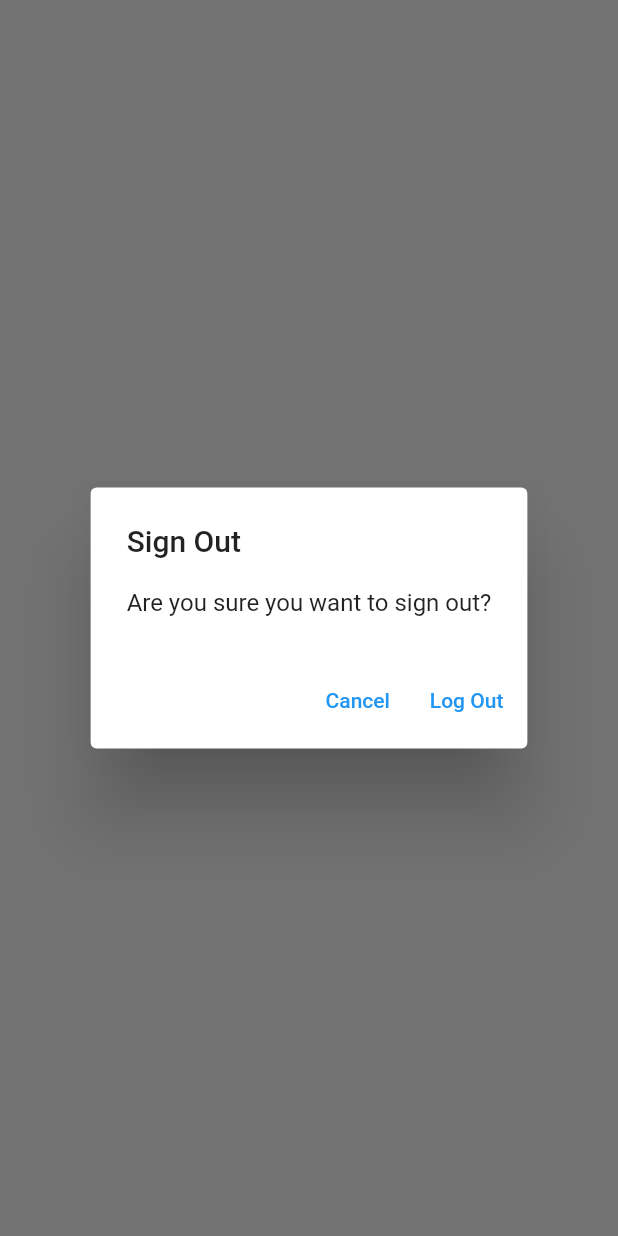
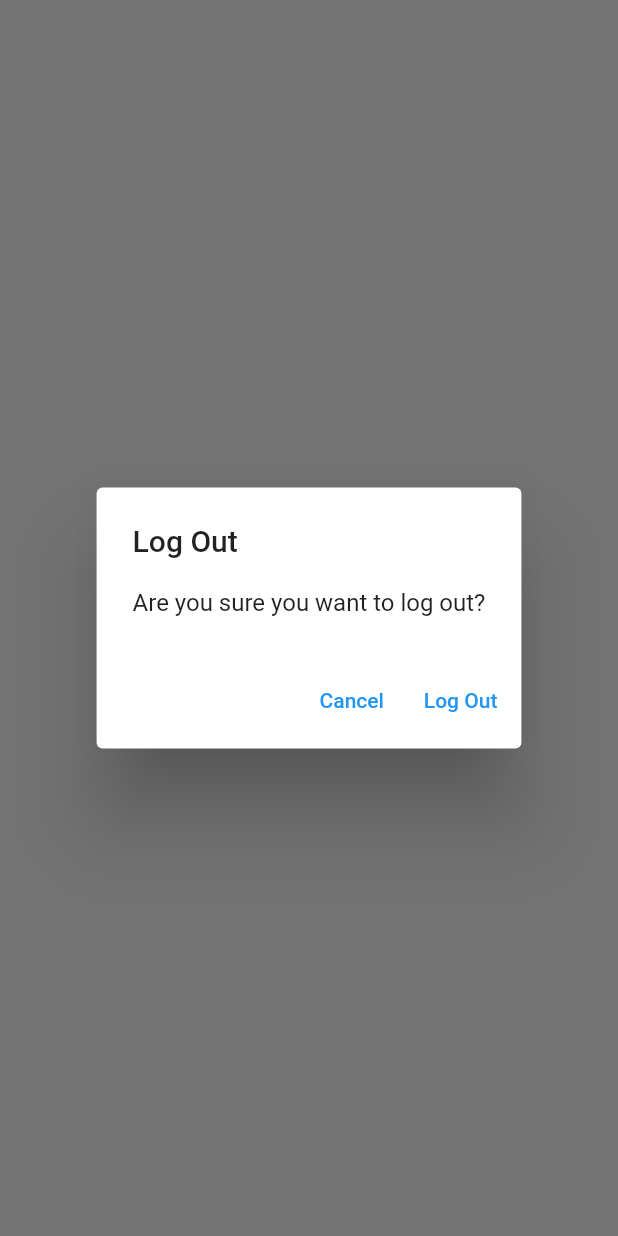
Before and after one commit to stellarboymihir/mynotes, a Flutter app: what showLogOutDialog() shows on an empty page, opened directly, on a phone screen of 412 x 824 dp. Run offline on Flutter 3.47's test engine with Material 2 defaults, Android fonts, the phone set to English and light mode, and no system bars; our stand-ins replace firebase_auth, firebase_core, sqflite; accounts and stored records are empty; network calls fail.

Commit message:
Deleting Existing Notes in Notes View

```diff
--- /dev/null
+++ b/lib/utilities/dialog/generic_dialog.dart
@@ -0,0 +1,33 @@
+import 'package:flutter/material.dart';
+
+typedef DialogOptionBuilder<T> = Map<String, T?> Function();
+
+Future<T?> showGenericDialog<T>({
+  required BuildContext context,
+  required String title,
+  required String content,
+  required DialogOptionBuilder optionsBuilder,
+}) {
+  final options = optionsBuilder();
+  return showDialog<T>(
+      context: context,
+      builder: (context) {
+        return AlertDialog(
+          title: Text(title),
+          content: Text(content),
+          actions: options.keys.map((optionTitle) {
+            final T value = options[optionTitle];
+            return TextButton(
+              onPressed: () {
+                if (value != null) {
+                  Navigator.of(context).pop(value);
+                } else {
+                  Navigator.of(context).pop();
+                }
+              },
+              child: Text(optionTitle),
+            );
+          }).toList(),
+        );
+      });
+}
--- /dev/null
+++ b/lib/utilities/dialog/logout_dialog.dart
@@ -0,0 +1,14 @@
+import 'package:flutter/material.dart';
+import 'package:mynotes/utilities/dialog/generic_dialog.dart';
+
+Future<bool> showLogOutDialog(BuildContext context) {
+  return showGenericDialog<bool>(
+    context: context,
+    title: 'Log Out',
+    content: 'Are you sure you want to log out?',
+    optionsBuilder: () => {
+      'Cancel': false,
+      'Log Out': true,
+    },
+  ).then((value) => value ?? false);
+}
--- a/lib/views/login_view.dart
+++ b/lib/views/login_view.dart
@@ -2,7 +2,7 @@ import 'package:flutter/material.dart';
 import 'package:mynotes/constants/routes.dart';
 import 'package:mynotes/services/auth/auth_exceptions.dart';
 import 'package:mynotes/services/auth/auth_service.dart';
-import 'package:mynotes/utilities/show_error_dialog.dart';
+import 'package:mynotes/utilities/dialog/error_dialog.dart';
 
 class LoginView extends StatefulWidget {
   const LoginView({super.key});
--- a/lib/views/notes/new_note_view.dart
+++ b/lib/views/notes/new_note_view.dart
@@ -1,7 +1,6 @@
 import 'package:flutter/material.dart';
 import 'package:mynotes/services/auth/auth_service.dart';
 import 'package:mynotes/services/crud/notes_service.dart';
-import 'package:sqflite/sqlite_api.dart';
 
 class NewNoteView extends StatefulWidget {
   const NewNoteView({Key? key}) : super(key: key);
--- a/lib/views/notes/notes_view.dart
+++ b/lib/views/notes/notes_view.dart
@@ -3,6 +3,8 @@ import 'package:mynotes/constants/routes.dart';
 import 'package:mynotes/enums/menu_action.dart';
 import 'package:mynotes/services/auth/auth_service.dart';
 import 'package:mynotes/services/crud/notes_service.dart';
+import 'package:mynotes/utilities/dialog/logout_dialog.dart';
+import 'package:mynotes/views/notes/notes_list_view.dart';
 
 class NotesView extends StatefulWidget {
   const NotesView({super.key});
@@ -70,24 +72,13 @@ class _NotesViewState extends State<NotesView> {
                     case ConnectionState.active:
                       if (snapshot.hasData) {
                         final allNotes = snapshot.data as List<DatabaseNote>;
-                          return ListView.builder(
-                            itemCount: allNotes.length,
-                            itemBuilder: (context, index) {
-                              final note = allNotes[index];
-                              return ListTile(
-                                title: Text(
-                                  note.text,
-                                  maxLines: 1,
-                                  softWrap: true,
-                                  overflow: TextOverflow.ellipsis,
-                                ),
-                              );
-                            },
+                        return NotesListView(
+                          notes: allNotes,
+                          onDeleteNote: onDeleteNote,
                         );
                       } else {
                         return const CircularProgressIndicator();
                       }
-
                     default:
                       return const CircularProgressIndicator();
                   }
@@ -97,31 +88,7 @@ class _NotesViewState extends State<NotesView> {
               return const CircularProgressIndicator();
           }
         },
-        ));
+      ),
+    );
   }
 }
-
-Future<bool> showLogOutDialog(BuildContext context) {
-  return showDialog(
-      context: context,
-      builder: (context) {
-        return AlertDialog(
-          title: const Text('Sign Out'),
-          content: const Text('Are you sure you want to sign out?'),
-          actions: [
-            TextButton(
-              onPressed: () {
-                Navigator.of(context).pop(false);
-              },
-              child: const Text('Cancel'),
-            ),
-            TextButton(
-              onPressed: () {
-                Navigator.of(context).pop(true);
-              },
-              child: const Text('Log Out'),
-            ),
-          ],
-        );
-      }).then((value) => value ?? false);
-}
--- a/lib/views/register_view.dart
+++ b/lib/views/register_view.dart
@@ -2,7 +2,7 @@ import 'package:flutter/material.dart';
 import 'package:mynotes/constants/routes.dart';
 import 'package:mynotes/services/auth/auth_exceptions.dart';
 import 'package:mynotes/services/auth/auth_service.dart';
-import 'package:mynotes/utilities/show_error_dialog.dart';
+import 'package:mynotes/utilities/dialog/error_dialog.dart';
 
 class RegisterView extends StatefulWidget {
   const RegisterView({super.key});
```
Also changed, not shown: lib/services/crud/notes_service.dart (+7 -4 lines), lib/utilities/dialog/delete_dialog.dart (added, +14 -0 lines), lib/utilities/dialog/error_dialog.dart (added, +16 -0 lines), lib/utilities/show_error_dialog.dart (deleted, +0 -22 lines), lib/views/notes/notes_list_view.dart (added, +40 -0 lines). Lines whose indentation alone changed are shown as unchanged.
